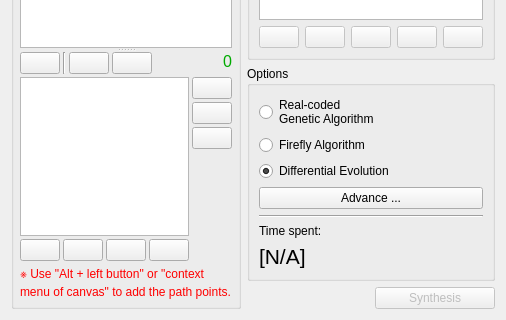
Qt form core/synthesis/DimensionalSynthesis/Algorithm.ui (KmolYuan/Pyslvs-UI) before a commit; both pictures show x 0 to 506 and y 402 to 722 of the 506 by 722 pixel window.
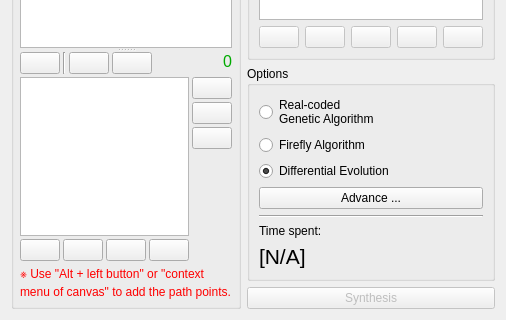
The same form after that commit. Icons and pictures are not drawn.

Diff of the .ui file:
```diff
--- a/core/synthesis/DimensionalSynthesis/Algorithm.ui
+++ b/core/synthesis/DimensionalSynthesis/Algorithm.ui
@@ -612,21 +612,6 @@
           </widget>
          </item>
          <item>
-          <layout class="QHBoxLayout" name="horizontalLayout_4">
-           <item>
-            <spacer name="horizontalSpacer_6">
-             <property name="orientation">
-              <enum>Qt::Horizontal</enum>
-             </property>
-             <property name="sizeHint" stdset="0">
-              <size>
-               <width>40</width>
-               <height>20</height>
-              </size>
-             </property>
-            </spacer>
-           </item>
-           <item>
             <widget class="QPushButton" name="generate_button">
              <property name="enabled">
               <bool>false</bool>
@@ -651,8 +636,6 @@
               <bool>true</bool>
              </property>
             </widget>
-           </item>
-          </layout>
          </item>
         </layout>
        </item>
```
Lines whose indentation alone changed are shown as unchanged.
